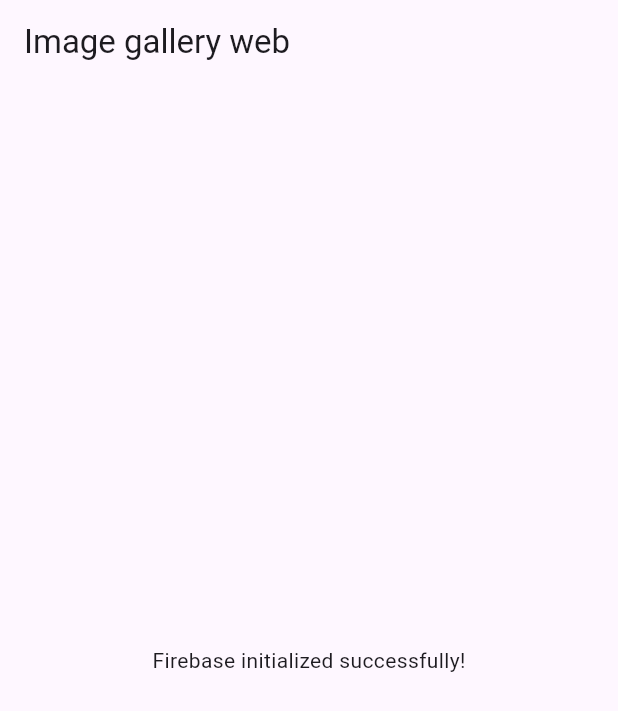
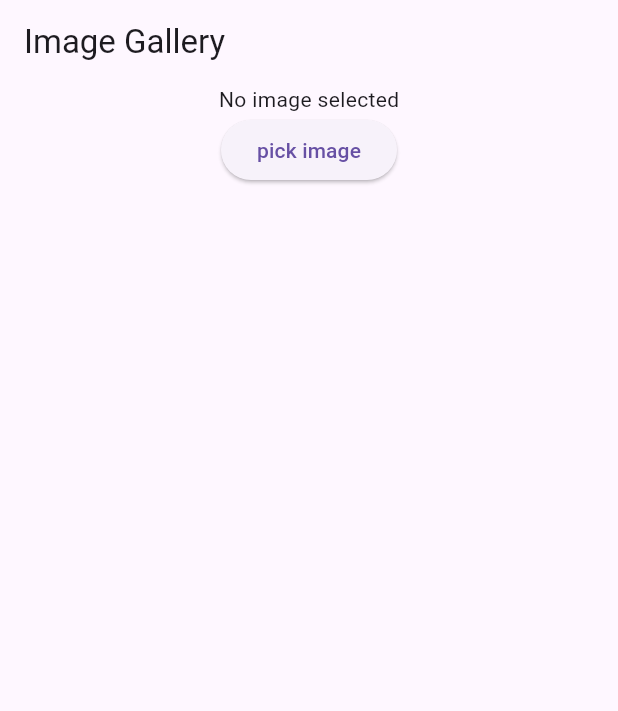
Before and after one commit to RicardoMomberg/FLUTTER-WEB, a Flutter app: the screen it shows after launch, on a phone screen of 412 x 824 dp. Shown: the top 711 px of the screen. Run offline on Flutter 3.47's test engine with Material 3 defaults, Android fonts, the phone set to English and light mode, and no system bars; our stand-ins replace firebase_core; missing offline and left inert: image_picker_for_web, image_picker_platform_interface; accounts and stored records are empty.

Commit message:
04 - Insert Image

```diff
--- /dev/null
+++ b/lib/image_galley.dart
@@ -0,0 +1,43 @@
+import 'dart:typed_data';
+import 'package:flutter/material.dart';
+import 'package:image_picker_for_web/image_picker_for_web.dart';
+import 'package:image_picker_platform_interface/image_picker_platform_interface.dart';
+
+class ImageGallery extends StatefulWidget {
+  const ImageGallery({super.key});
+
+  @override
+  State<ImageGallery> createState() => _ImageGalleyState();
+}
+
+class _ImageGalleyState extends State<ImageGallery> {
+  Uint8List? _image;
+
+  Future<void> _pickeImage() async {
+    final ImagePickerPlugin _picker = ImagePickerPlugin();
+    final picketFile = await _picker.getImageFromSource(
+      source: ImageSource.gallery,
+    );
+    if (picketFile != null) {
+      final bytes = await picketFile.readAsBytes();
+      setState(() {
+        _image = bytes;
+      });
+    }
+  }
+
+  @override
+  Widget build(BuildContext context) {
+    return Scaffold(
+      appBar: AppBar(title: const Text('Image Gallery')),
+      body: Center(
+        child: Column(
+          children: [
+            _image != null ? Image.memory(_image!) : Text('No image selected'),
+            ElevatedButton(onPressed: _pickeImage, child: Text('pick image')),
+          ],
+        ),
+      ),
+    );
+  }
+}
--- a/lib/main.dart
+++ b/lib/main.dart
@@ -1,5 +1,6 @@
 import 'package:firebase_core/firebase_core.dart';
 import 'package:flutter/material.dart';
+import 'package:image_gallery_app/image_galley.dart';
 
 void main() async {
 
@@ -20,14 +21,7 @@ class MyApp extends StatelessWidget {
     return MaterialApp(
       title: 'Image gallery app',
       theme: ThemeData(primarySwatch: Colors.blue),
-      home: Scaffold(
-        appBar: AppBar(
-          title: Text('Image gallery web'),
-        ),
-        body: Center(
-          child: Text('Firebase initialized successfully!'),
-        ),
-      ),
+      home: ImageGallery(),
     );
   }
 }
--- a/pubspec.yaml
+++ b/pubspec.yaml
@@ -36,6 +36,8 @@ dependencies:
   cupertino_icons: ^1.0.8
   firebase_core: ^4.1.0
   firebase_storage: ^13.0.1
+  image_picker_for_web: ^3.1.0
+  image_picker_platform_interface: ^2.11.0
 
 dev_dependencies:
   flutter_test:
```
Also changed, not shown: pubspec.lock.
